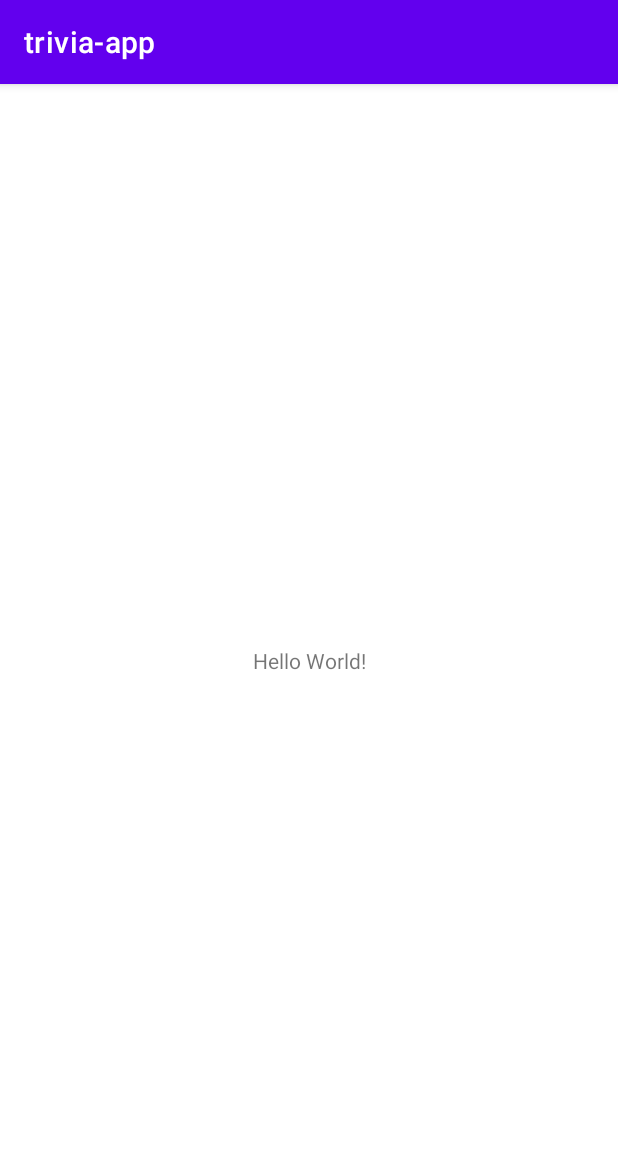
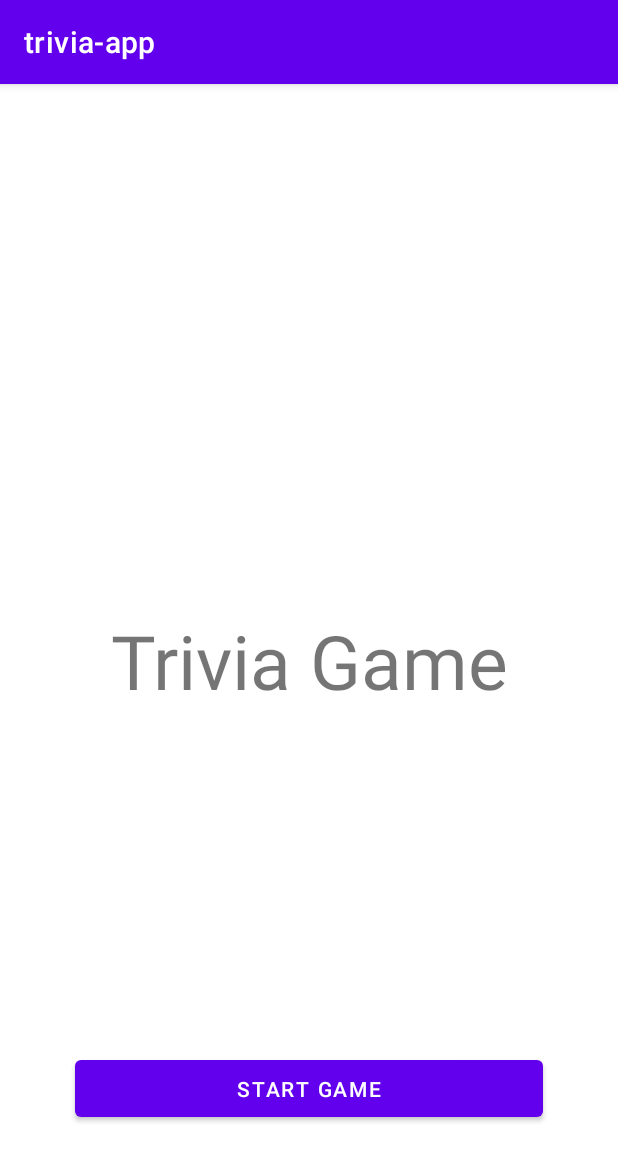
Before and after one commit to Ryan-ChungKamChung/ICS4U-2021-Final-Project-Ryan, an Android app: the screen it shows after launch (MainActivity), on a phone screen of 412 x 824 dp. Shown: the top 1161 px of the screen. Run offline under Robolectric (Android 15) with nearby library versions, the phone set to English and light mode, and no system bars.

Commit message:
Added button and text

```diff
--- a/app/src/main/res/layout/activity_main.xml
+++ b/app/src/main/res/layout/activity_main.xml
@@ -7,12 +7,29 @@
     tools:context=".MainActivity">
 
     <TextView
+        android:id="@+id/textView2"
         android:layout_width="wrap_content"
         android:layout_height="wrap_content"
-        android:text="Hello World!"
+        android:text="Trivia Game"
+        android:textSize="50sp"
+        android:textAlignment="center"
         app:layout_constraintBottom_toBottomOf="parent"
-        app:layout_constraintLeft_toLeftOf="parent"
-        app:layout_constraintRight_toRightOf="parent"
+        app:layout_constraintEnd_toEndOf="parent"
+        app:layout_constraintStart_toStartOf="parent"
         app:layout_constraintTop_toTopOf="parent" />
 
+    <Button
+        android:id="@+id/button"
+        android:layout_width="match_parent"
+        android:layout_height="50dp"
+        android:text="Start Game"
+        android:layout_marginStart="50dp"
+        android:layout_marginEnd="50dp"
+        app:layout_constraintBottom_toBottomOf="parent"
+        app:layout_constraintEnd_toEndOf="parent"
+        app:layout_constraintHorizontal_bias="1.0"
+        app:layout_constraintStart_toStartOf="parent"
+        app:layout_constraintTop_toTopOf="parent"
+        app:layout_constraintVertical_bias="0.898" />
+
 </androidx.constraintlayout.widget.ConstraintLayout>
```
